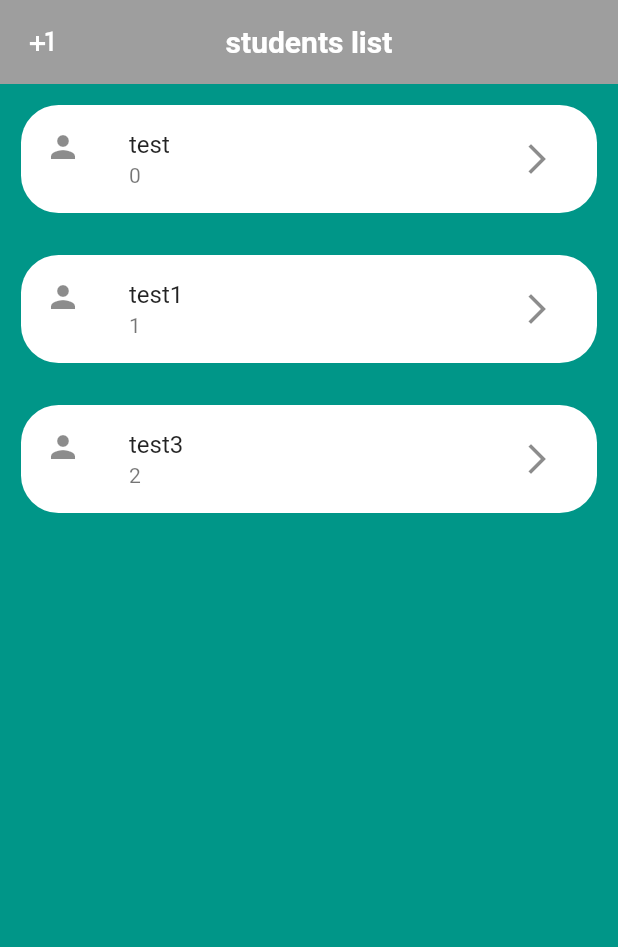
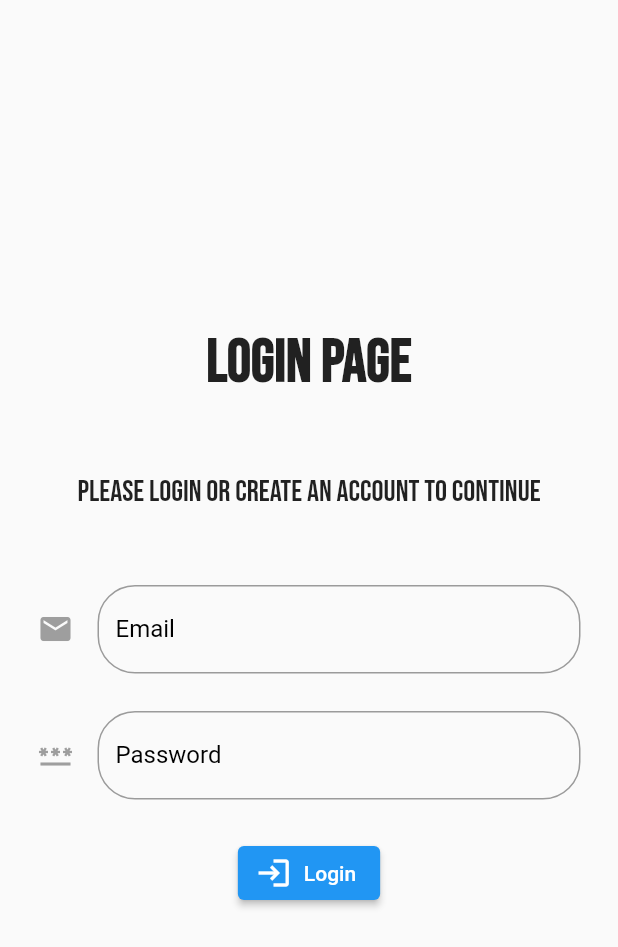
Before and after one commit to miran18-prog/Projects, a Flutter app: the screen it shows after launch, on a phone screen of 412 x 824 dp. Shown: the top 947 px of the screen. Run offline on Flutter 3.47's test engine with Material 2 defaults, Android fonts, the phone set to English and light mode, and no system bars; our stand-ins replace firebase_core, google_fonts, hexcolor; accounts and stored records are empty.

Commit message:
Login Page Added

```diff
--- a/lib/DataFolder/Data.dart
+++ b/lib/DataFolder/Data.dart
@@ -1,3 +1,5 @@
+// ignore_for_file: non_constant_identifier_names
+
 class ListOf {
   String first_name;
   String last_name;
--- a/lib/File1.dart
+++ b/lib/Pages/File1.dart
@@ -1,6 +1,5 @@
 // ignore_for_file: prefer_const_constructors, deprecated_member_use, prefer_const_literals_to_create_immutables
 
-import 'package:flutter/cupertino.dart';
 import 'package:flutter/material.dart';
 import 'package:flutterdesktop/DataFolder/Data.dart';
 
--- /dev/null
+++ b/lib/Pages/LoginPage.dart
@@ -0,0 +1,84 @@
+// ignore_for_file: prefer_const_constructors
+
+import 'package:flutter/material.dart';
+import 'package:google_fonts/google_fonts.dart';
+import 'package:hexcolor/hexcolor.dart';
+
+class LoginPage extends StatefulWidget {
+  const LoginPage({Key? key}) : super(key: key);
+
+  @override
+  State<LoginPage> createState() => _LoginPageState();
+}
+
+class _LoginPageState extends State<LoginPage> {
+  @override
+  Widget build(BuildContext context) {
+    return MaterialApp(
+        home: Scaffold(
+      body: SafeArea(
+        child: Center(
+          child: Column(mainAxisAlignment: MainAxisAlignment.center, children: [
+            Text("Login Page",
+                style: GoogleFonts.bebasNeue(
+                    fontSize: 40, fontWeight: FontWeight.bold)),
+            SizedBox(
+              height: 50,
+            ),
+            Text("Please login or create an account to continue",
+                style: GoogleFonts.bebasNeue(
+                    fontSize: 20, fontWeight: FontWeight.w100)),
+            SizedBox(
+              height: 50,
+            ),
+            Padding(
+              padding: EdgeInsets.symmetric(horizontal: 25),
+              child: TextField(
+                decoration: InputDecoration(
+                    border: OutlineInputBorder(
+                        borderRadius: BorderRadius.all(Radius.circular(25))),
+                    labelText: "Email",
+                    labelStyle: TextStyle(color: Colors.black),
+                    hintText: "Enter Your Email",
+                    icon: Icon(
+                      Icons.email,
+                      color: Colors.grey,
+                    )),
+              ),
+            ),
+            SizedBox(height: 25),
+            Padding(
+              padding: EdgeInsets.symmetric(horizontal: 25),
+              child: TextField(
+                toolbarOptions: ToolbarOptions(
+                    copy: true, paste: true, cut: true, selectAll: true),
+                obscureText: false,
+                obscuringCharacter: "*",
+                decoration: InputDecoration(
+                    border: OutlineInputBorder(
+                      borderRadius: BorderRadius.all(
+                        Radius.circular(25),
+                      ),
+                    ),
+                    labelText: "Password",
+                    labelStyle: TextStyle(color: Colors.black),
+                    hintText: "Enter Your Password",
+                    icon: Icon(
+                      Icons.password,
+                      color: Colors.grey,
+                    )),
+              ),
+            ),
+            SizedBox(
+              height: 25,
+            ),
+            ElevatedButton.icon(
+                onPressed: () {},
+                icon: Icon(Icons.login),
+                label: Text("Login")),
+          ]),
+        ),
+      ),
+    ));
+  }
+}
--- a/lib/main.dart
+++ b/lib/main.dart
@@ -1,7 +1,8 @@
-import 'package:flutter/foundation.dart';
 import 'package:flutter/material.dart';
-import 'File1.dart';
+import 'package:firebase_core/firebase_core.dart';
+import 'package:flutterdesktop/Pages/File1.dart';
+import 'Pages/LoginPage.dart';
 
 void main() {
-  runApp(const MyApp());
+  runApp(LoginPage());
 }
--- a/pubspec.yaml
+++ b/pubspec.yaml
@@ -36,6 +36,8 @@ dependencies:
   # Use with the CupertinoIcons class for iOS style icons.
   cupertino_icons: ^1.0.2
   math_expressions: ^2.3.1
+  google_fonts: ^3.0.1
+  hexcolor: ^2.0.7
 
 
 dev_dependencies:
```
Also changed, not shown: pubspec.lock, 1 other file.
